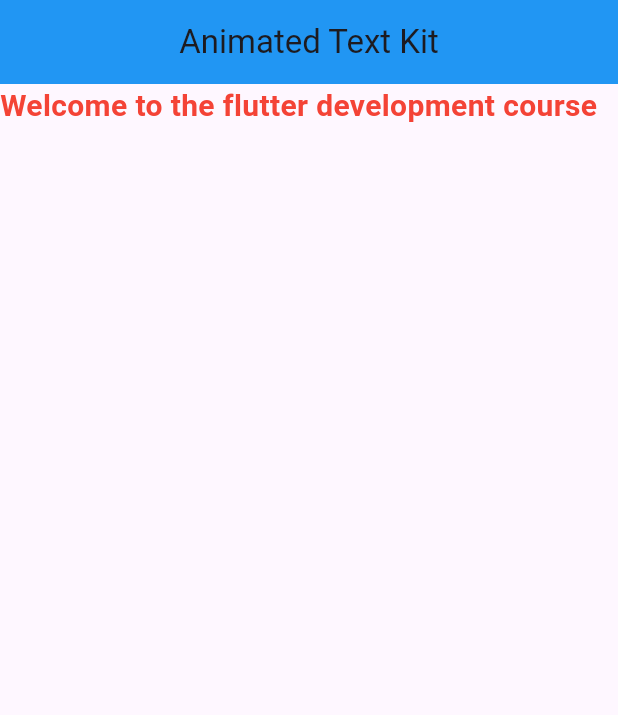
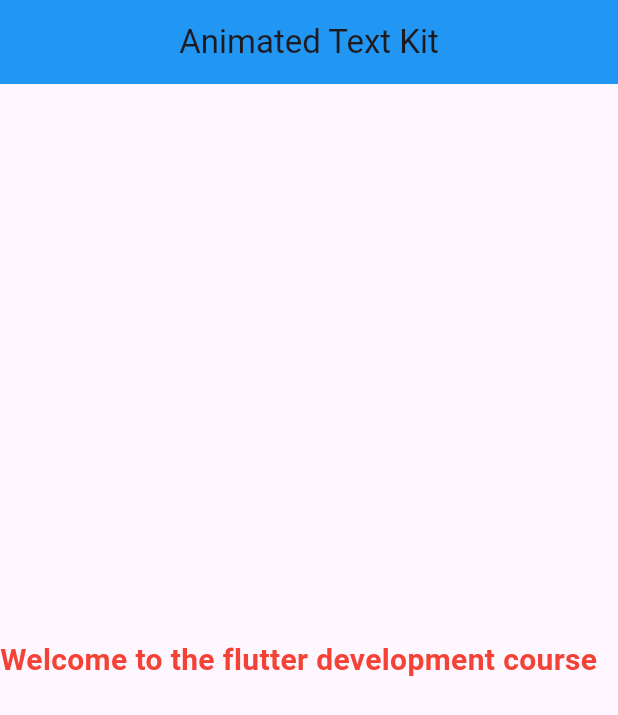
Before and after one commit to MEhsan1237/practice-widgets, a Flutter app: the screen it shows after launch, on a phone screen of 412 x 824 dp. Shown: the top 715 px of the screen. Run offline on Flutter 3.47's test engine with Material 3 defaults, Android fonts, the phone set to English and light mode, and no system bars; drawn by our look-alikes of animated_text_kit; missing offline and left inert: floating_draggable_widget, scratcher, stepper_touch.

Commit message:
changes done

```diff
--- a/lib/animatedtextkit/animatedtextkit.dart
+++ b/lib/animatedtextkit/animatedtextkit.dart
@@ -12,7 +12,11 @@
         centerTitle: true,
         backgroundColor: Colors.blue,
       ),
-      body: AnimatedTextKit(
+      body:  Column(
+        crossAxisAlignment: CrossAxisAlignment.center,
+        mainAxisAlignment:  MainAxisAlignment.center,
+        children: [
+          AnimatedTextKit(
             animatedTexts: [
               FadeAnimatedText(
                 "Welcome to the flutter development course",
@@ -48,6 +52,8 @@
             totalRepeatCount: 100,
             displayFullTextOnTap: true,
           ),
+        ],
+      )
     );
   }
 }
```
Lines whose indentation alone changed are shown as unchanged.
